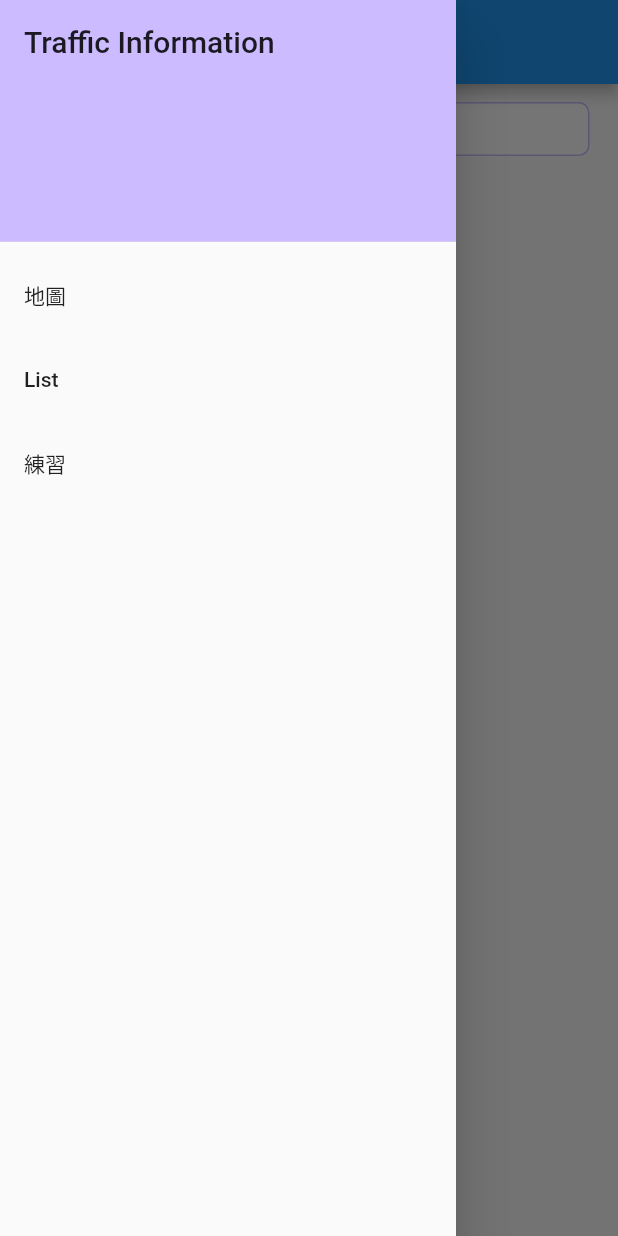
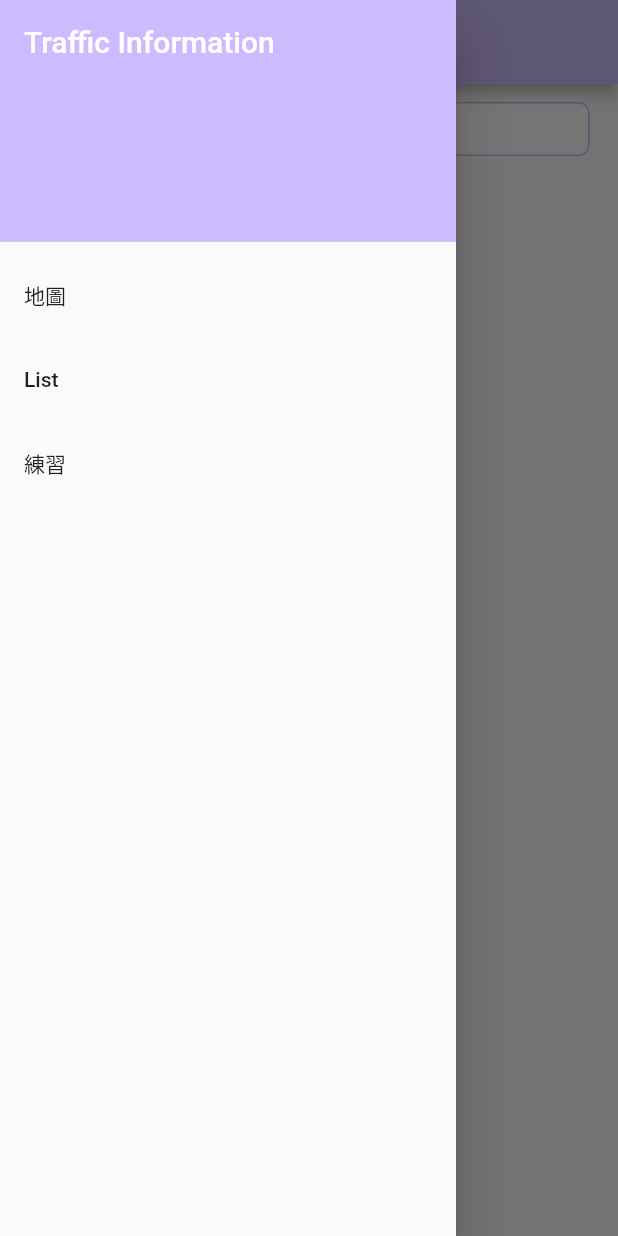
Before and after one commit to cheenjame/mvvm_expample, a Flutter app: the screen it shows after launch, with the side drawer open, on a phone screen of 412 x 824 dp. Run offline on Flutter 3.47's test engine with Material 2 defaults, Android fonts, the phone set to English and light mode, and no system bars; our stand-ins replace google_maps_flutter, location; network calls fail.

Commit message:
fix: 調整主題顏色
調整地圖顯示，0車位不顯示

```diff
--- a/lib/drawer.dart
+++ b/lib/drawer.dart
@@ -14,7 +14,7 @@ class MvvmDrawer extends StatelessWidget {
         DrawerHeader(
           child: Text(
             MvvmApp.of(context).trafficInformation,
-            style: const TextStyle(fontSize: 20),
+            style: const TextStyle(fontSize: 20, color: Colors.white),
           ),
           decoration: const BoxDecoration(color: mainColor),
         ),
--- a/lib/main.dart
+++ b/lib/main.dart
@@ -24,7 +24,7 @@ class MvvmExampleApp extends StatelessWidget {
       ],
       onGenerateRoute: onRoute,
       initialRoute: kRouteSplash,
-      theme: ThemeData(primaryColor: mainColor),
+      theme: ThemeData(primaryColor: mainColor,appBarTheme: const AppBarTheme(color: mainColor) ),
     );
   }
 }
```
Also changed, not shown: lib/map/map_page.dart (+10 -3 lines).
